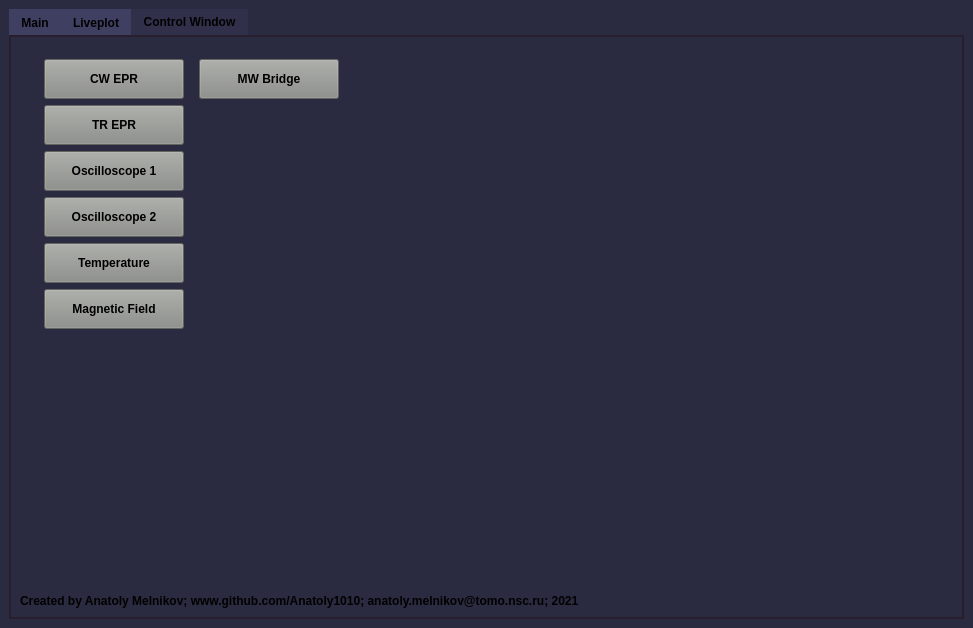
Anatoly1010/Atomize_ITC, file atomize/main/gui/main_window.ui: the form before one commit.
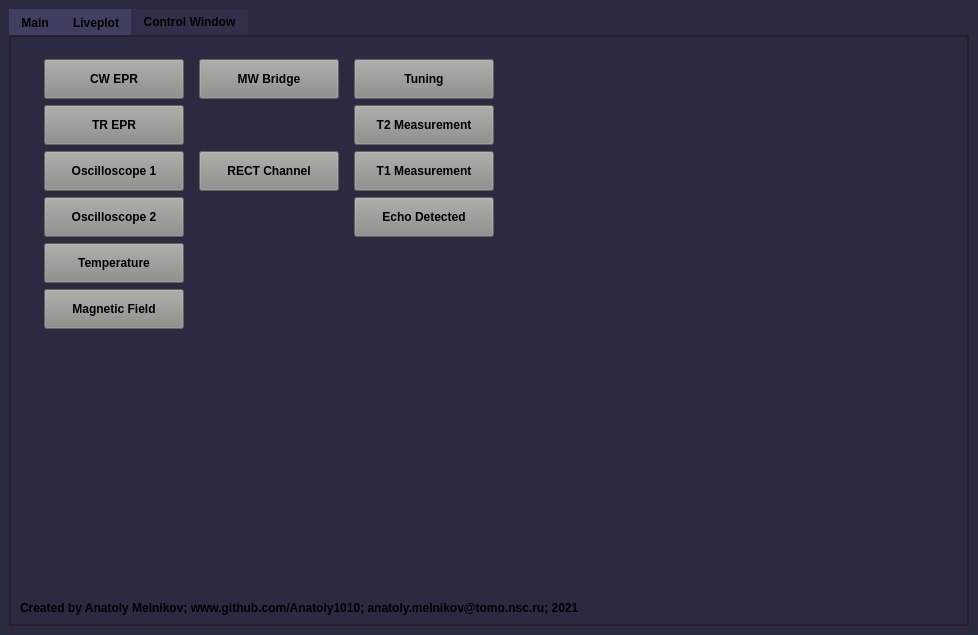
The form after the commit. Custom widgets are drawn as their Qt base class.

Diff of the .ui file:
```diff
--- a/atomize/main/gui/main_window.ui
+++ b/atomize/main/gui/main_window.ui
@@ -6,8 +6,8 @@
    <rect>
     <x>0</x>
     <y>0</y>
-    <width>973</width>
-    <height>625</height>
+    <width>978</width>
+    <height>635</height>
    </rect>
   </property>
   <property name="sizePolicy">
@@ -517,19 +517,6 @@
         <string>Control Window</string>
        </attribute>
        <layout class="QGridLayout" name="gridLayout_4">
-        <item row="1" column="4">
-         <spacer name="horizontalSpacer_6">
-          <property name="orientation">
-           <enum>Qt::Horizontal</enum>
-          </property>
-          <property name="sizeHint" stdset="0">
-           <size>
-            <width>40</width>
-            <height>20</height>
-           </size>
-          </property>
-         </spacer>
-        </item>
         <item row="0" column="1">
          <spacer name="verticalSpacer_8">
           <property name="orientation">
@@ -577,19 +564,6 @@
           <property name="horizontalSpacing">
            <number>15</number>
           </property>
-          <item row="4" column="1">
-           <spacer name="horizontalSpacer_7">
-            <property name="orientation">
-             <enum>Qt::Horizontal</enum>
-            </property>
-            <property name="sizeHint" stdset="0">
-             <size>
-              <width>40</width>
-              <height>20</height>
-             </size>
-            </property>
-           </spacer>
-          </item>
           <item row="2" column="0">
            <widget class="QPushButton" name="button_tr">
             <property name="minimumSize">
@@ -650,6 +624,44 @@
             </property>
            </widget>
           </item>
+          <item row="4" column="1">
+           <spacer name="horizontalSpacer_7">
+            <property name="orientation">
+             <enum>Qt::Horizontal</enum>
+            </property>
+            <property name="sizeType">
+             <enum>QSizePolicy::Fixed</enum>
+            </property>
+            <property name="sizeHint" stdset="0">
+             <size>
+              <width>140</width>
+              <height>20</height>
+             </size>
+            </property>
+           </spacer>
+          </item>
+          <item row="4" column="0">
+           <widget class="QPushButton" name="button_osc2">
+            <property name="minimumSize">
+             <size>
+              <width>140</width>
+              <height>40</height>
+             </size>
+            </property>
+            <property name="font">
+             <font>
+              <weight>75</weight>
+              <bold>true</bold>
+             </font>
+            </property>
+            <property name="styleSheet">
+             <string notr="true">background-color: rgb(136, 138, 133);</string>
+            </property>
+            <property name="text">
+             <string>Oscilloscope 2</string>
+            </property>
+           </widget>
+          </item>
           <item row="1" column="0">
            <widget class="QPushButton" name="button_cw">
             <property name="minimumSize">
@@ -694,28 +706,6 @@
             </property>
            </widget>
           </item>
-          <item row="4" column="0">
-           <widget class="QPushButton" name="button_osc2">
-            <property name="minimumSize">
-             <size>
-              <width>140</width>
-              <height>40</height>
-             </size>
-            </property>
-            <property name="font">
-             <font>
-              <weight>75</weight>
-              <bold>true</bold>
-             </font>
-            </property>
-            <property name="styleSheet">
-             <string notr="true">background-color: rgb(136, 138, 133);</string>
-            </property>
-            <property name="text">
-             <string>Oscilloscope 2</string>
-            </property>
-           </widget>
-          </item>
           <item row="7" column="0">
            <widget class="QPushButton" name="button_field">
             <property name="minimumSize">
@@ -760,6 +750,132 @@
             </property>
            </widget>
           </item>
+          <item row="1" column="2">
+           <widget class="QPushButton" name="button_tune_preset">
+            <property name="minimumSize">
+             <size>
+              <width>0</width>
+              <height>40</height>
+             </size>
+            </property>
+            <property name="font">
+             <font>
+              <weight>75</weight>
+              <bold>true</bold>
+             </font>
+            </property>
+            <property name="styleSheet">
+             <string notr="true">background-color: rgb(136, 138, 133);</string>
+            </property>
+            <property name="text">
+             <string>Tuning</string>
+            </property>
+           </widget>
+          </item>
+          <item row="3" column="1">
+           <widget class="QPushButton" name="button_rect">
+            <property name="minimumSize">
+             <size>
+              <width>0</width>
+              <height>40</height>
+             </size>
+            </property>
+            <property name="font">
+             <font>
+              <weight>75</weight>
+              <bold>true</bold>
+             </font>
+            </property>
+            <property name="styleSheet">
+             <string notr="true">background-color: rgb(136, 138, 133);</string>
+            </property>
+            <property name="text">
+             <string>RECT Channel</string>
+            </property>
+           </widget>
+          </item>
+          <item row="2" column="2">
+           <widget class="QPushButton" name="button_t2">
+            <property name="minimumSize">
+             <size>
+              <width>0</width>
+              <height>40</height>
+             </size>
+            </property>
+            <property name="font">
+             <font>
+              <weight>75</weight>
+              <bold>true</bold>
+             </font>
+            </property>
+            <property name="styleSheet">
+             <string notr="true">background-color: rgb(136, 138, 133);</string>
+            </property>
+            <property name="text">
+             <string>T2 Measurement</string>
+            </property>
+           </widget>
+          </item>
+          <item row="7" column="2">
+           <spacer name="horizontalSpacer_6">
+            <property name="orientation">
+             <enum>Qt::Horizontal</enum>
+            </property>
+            <property name="sizeType">
+             <enum>QSizePolicy::Fixed</enum>
+            </property>
+            <property name="sizeHint" stdset="0">
+             <size>
+              <width>140</width>
+              <height>20</height>
+             </size>
+            </property>
+           </spacer>
+          </item>
+          <item row="4" column="2">
+           <widget class="QPushButton" name="button_ed">
+            <property name="minimumSize">
+             <size>
+              <width>0</width>
+              <height>40</height>
+             </size>
+            </property>
+            <property name="font">
+             <font>
+              <weight>75</weight>
+              <bold>true</bold>
+             </font>
+            </property>
+            <property name="styleSheet">
+             <string notr="true">background-color: rgb(136, 138, 133);</string>
+            </property>
+            <property name="text">
+             <string>Echo Detected</string>
+            </property>
+           </widget>
+          </item>
+          <item row="3" column="2">
+           <widget class="QPushButton" name="button_t1">
+            <property name="minimumSize">
+             <size>
+              <width>0</width>
+              <height>40</height>
+             </size>
+            </property>
+            <property name="font">
+             <font>
+              <weight>75</weight>
+              <bold>true</bold>
+             </font>
+            </property>
+            <property name="styleSheet">
+             <string notr="true">background-color: rgb(136, 138, 133);</string>
+            </property>
+            <property name="text">
+             <string>T1 Measurement</string>
+            </property>
+           </widget>
+          </item>
          </layout>
         </item>
         <item row="1" column="0">
```
